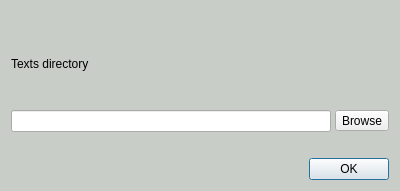
This is ui/settings.ui in Juan-hussain/dactor as Qt 5 draws it before an edit. The edited form follows.
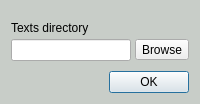
This is the edited form.

The edit to the form file:
```diff
--- a/ui/settings.ui
+++ b/ui/settings.ui
@@ -6,10 +6,16 @@
    <rect>
     <x>0</x>
     <y>0</y>
-    <width>400</width>
-    <height>191</height>
+    <width>200</width>
+    <height>103</height>
    </rect>
   </property>
+  <property name="maximumSize">
+   <size>
+    <width>200</width>
+    <height>103</height>
+   </size>
+  </property>
   <property name="windowTitle">
    <string>Dialog</string>
   </property>
@@ -19,6 +25,9 @@
 }</string>
   </property>
   <layout class="QVBoxLayout" name="verticalLayout_2">
+   <property name="spacing">
+    <number>0</number>
+   </property>
    <item>
     <layout class="QVBoxLayout" name="verticalLayout">
      <property name="spacing">
@@ -78,7 +87,7 @@
      <property name="sizeHint" stdset="0">
       <size>
        <width>20</width>
-       <height>20</height>
+       <height>10</height>
       </size>
      </property>
     </spacer>
```
